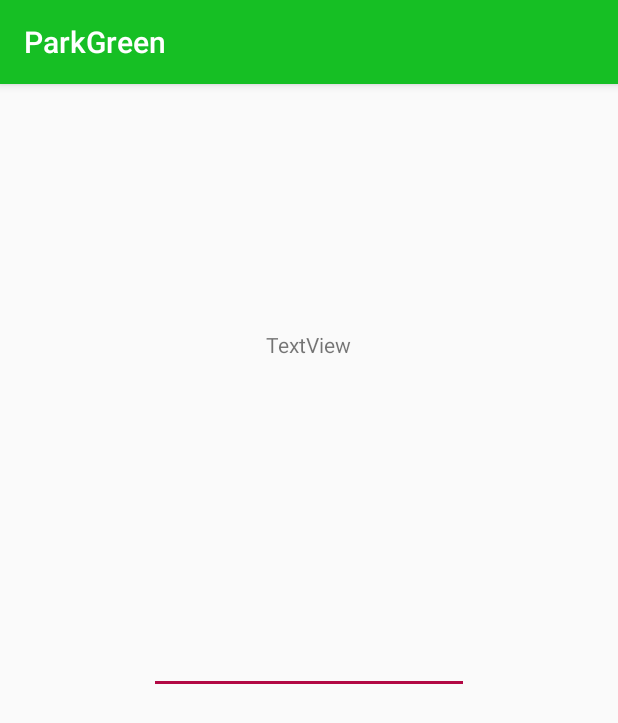
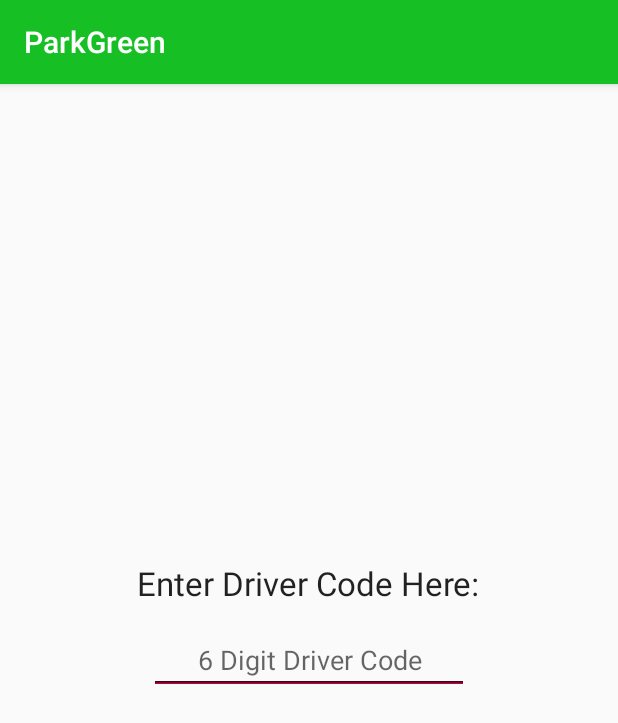
Before and after one commit to Koerner/Share2Park, an Android app: the Passanger1 screen opened directly, with no data from a screen before it, on a phone screen of 412 x 824 dp. Shown: the top 723 px of the screen. Run offline under Robolectric (Android 15) with nearby library versions, the phone set to English and light mode, and no system bars.

Commit message:
passanger activity in progress

```diff
--- a/ParkGreen/app/src/main/java/mhacks8/parkgreen/Passanger1.java
+++ b/ParkGreen/app/src/main/java/mhacks8/parkgreen/Passanger1.java
@@ -2,12 +2,18 @@ package mhacks8.parkgreen;
 
 import android.support.v7.app.AppCompatActivity;
 import android.os.Bundle;
+import android.widget.EditText;
 
 public class Passanger1 extends AppCompatActivity {
+
+    EditText passanger_code;
 
     @Override
     protected void onCreate(Bundle savedInstanceState) {
         super.onCreate(savedInstanceState);
         setContentView(R.layout.activity_passanger1);
+
+        passanger_code = (EditText) findViewById(R.id.passanger_code);
+
     }
 }
--- a/ParkGreen/app/src/main/res/layout/activity_passanger1.xml
+++ b/ParkGreen/app/src/main/res/layout/activity_passanger1.xml
@@ -10,15 +10,6 @@
     android:paddingTop="@dimen/activity_vertical_margin"
     tools:context="mhacks8.parkgreen.Passanger1">
 
-    <TextView
-        android:text="TextView"
-        android:layout_width="wrap_content"
-        android:layout_height="wrap_content"
-        android:layout_alignParentTop="true"
-        android:layout_centerHorizontal="true"
-        android:layout_marginTop="148dp"
-        android:id="@+id/textView2" />
-
     <EditText
         android:layout_width="wrap_content"
         android:layout_height="wrap_content"
@@ -27,4 +18,28 @@
         android:layout_centerVertical="true"
         android:layout_centerHorizontal="true"
         android:id="@+id/editText2" />
+
+    <EditText
+        android:layout_width="wrap_content"
+        android:layout_height="wrap_content"
+        android:inputType="number"
+        android:ems="10"
+        android:id="@+id/passanger_code"
+        android:layout_alignBaseline="@+id/editText2"
+        android:layout_alignBottom="@+id/editText2"
+        android:layout_alignLeft="@+id/editText2"
+        android:layout_alignStart="@+id/editText2"
+        android:hint="6 Digit Driver Code"
+        android:textAlignment="center" />
+
+    <TextView
+        android:text="Enter Driver Code Here:"
+        android:layout_width="wrap_content"
+        android:layout_height="wrap_content"
+        android:id="@+id/textView2"
+        android:layout_marginBottom="14dp"
+        android:textAppearance="@android:style/TextAppearance.Large"
+        android:layout_above="@+id/editText2"
+        android:layout_centerHorizontal="true" />
+
 </RelativeLayout>
```
